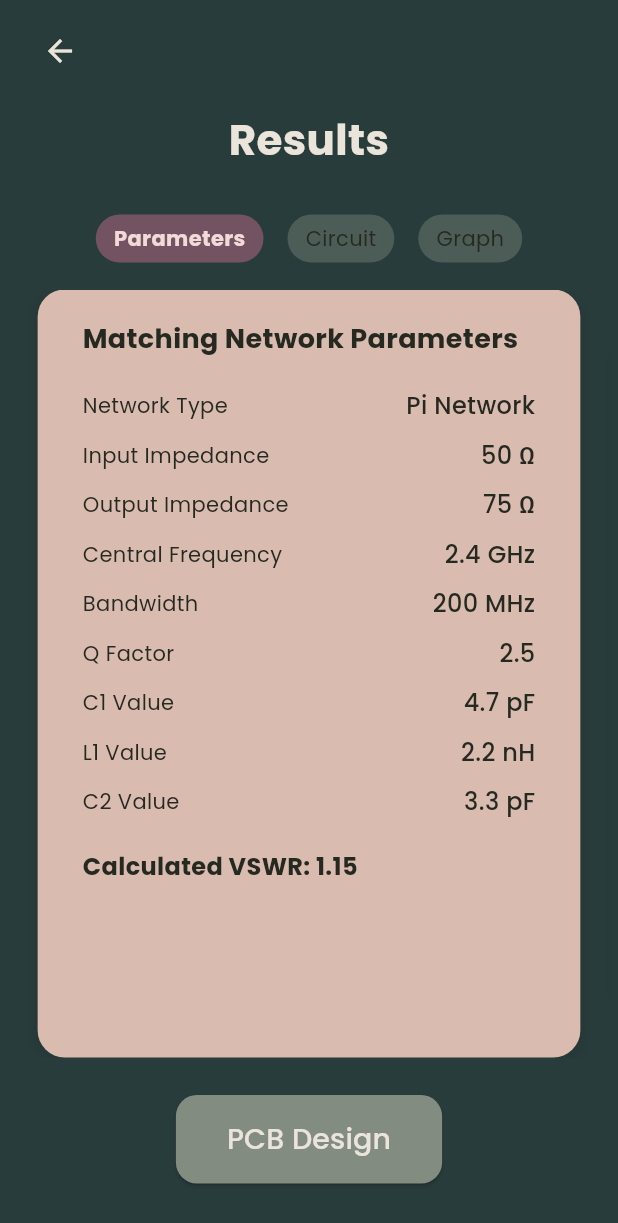
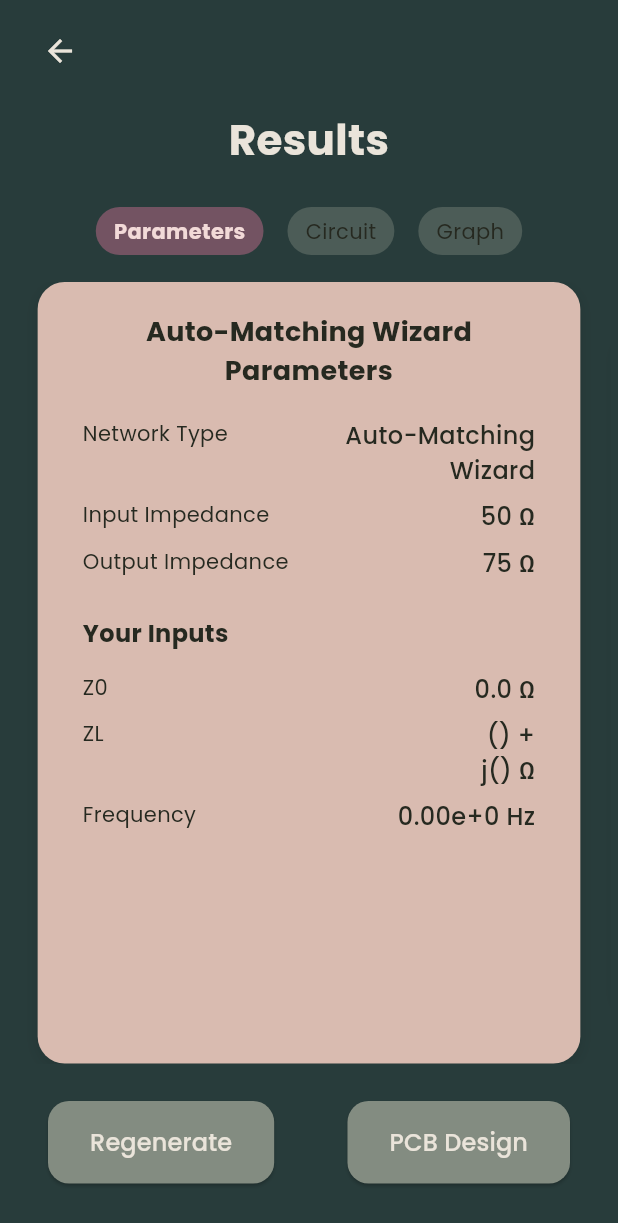
Before and after one commit to LlamaLuLu/matching-network-wizard-app, a Flutter app: the SelectionPage screen opened by its route, after a tap on "Auto-Matching", on a phone screen of 412 x 824 dp. Shown: the top 1223 px of the screen. Run offline on Flutter 3.47's test engine with Material 3 defaults, Android fonts, the phone set to English and light mode, and no system bars; drawn by our look-alikes of carousel_slider; our stand-ins replace fl_chart, shared_preferences; missing offline and left inert: complex; accounts and stored records are empty.

Commit message:
v0.4.1
- user inputs visible in results

```diff
--- a/matching_network_wizard_app/lib/pages/results_page.dart
+++ b/matching_network_wizard_app/lib/pages/results_page.dart
@@ -1,9 +1,11 @@
+import 'package:complex/complex.dart';
 import 'package:flutter/material.dart';
 import 'package:matching_network_wizard_app/utils/app_theme.dart';
 import 'package:matching_network_wizard_app/utils/app_widgets.dart';
 import 'package:matching_network_wizard_app/utils/button_funcs.dart';
 import 'package:carousel_slider/carousel_slider.dart';
 import 'package:fl_chart/fl_chart.dart';
+import 'package:matching_network_wizard_app/utils/saved_data.dart';
 
 class ResultsPage extends StatefulWidget {
   const ResultsPage({super.key});
@@ -13,10 +15,17 @@ class ResultsPage extends StatefulWidget {
 }
 
 class _ResultsPageState extends State<ResultsPage> {
-  int _currentIndex = 0;
   final CarouselSliderController _carouselController =
       CarouselSliderController();
   final List<String> _pageLabels = ['Parameters', 'Circuit', 'Graph'];
+
+  // retrieved data
+  String matchingNetworkType = '';
+  // vars to be used
+  int _currentIndex = 0;
+  String matchingNetwork = '';
+  bool autoMode = false;
+  List<String> userInputs = ['0', '0', '0'];
 
   // Sample data for the impedance graph (replace with your actual data)
   final List<FlSpot> impedanceData = [
@@ -30,6 +39,44 @@ class _ResultsPageState extends State<ResultsPage> {
   ];
 
   @override
+  void initState() {
+    super.initState();
+    loadResults();
+  }
+
+  Future<void> loadResults() async {
+    // auto-mode
+    bool auto = await SavedData.getAutoMode();
+    autoMode = auto;
+    debugPrint('Auto Mode: $autoMode');
+
+    // matching network type
+    matchingNetworkType = await SavedData.getMatchingNetworkType();
+    debugPrint('Retrieved Matching Network Type: $matchingNetworkType');
+    if (matchingNetworkType == 'quarterwave') {
+      matchingNetwork = 'Quarter Wave Transformer';
+    } else if (matchingNetworkType == 'lumped') {
+      matchingNetwork = 'Lumped Element Matching';
+    } else if (matchingNetworkType == 'singlestub') {
+      matchingNetwork = 'Single Stub Matching';
+    } else {
+      matchingNetwork = 'Auto-Matching Wizard';
+    }
+
+    // user inputs
+    double z0 = await SavedData.getZ0();
+    Complex zL = await SavedData.getZL();
+    double f = await SavedData.getF();
+    userInputs = [
+      z0.toString(),
+      '(${zL.real.toString()}) +\nj(${zL.imaginary.toString()})',
+      f.toStringAsExponential(2)
+    ];
+    debugPrint('Retrieved User Inputs: $userInputs');
+
+    setState(() {});
+  }
+
   Widget build(BuildContext context) {
     return Scaffold(
       backgroundColor: AppTheme.bg3,
@@ -49,7 +96,7 @@ class _ResultsPageState extends State<ResultsPage> {
 
                   // heading: Results
                   Padding(
-                    padding: const EdgeInsets.only(top: 15, bottom: 30),
+                    padding: const EdgeInsets.only(top: 15, bottom: 25),
                     child: AppWidgets.headingText('Results', AppTheme.text2),
                   ),
                 ],
@@ -97,7 +144,8 @@ class _ResultsPageState extends State<ResultsPage> {
               Expanded(
                 child: CarouselSlider(
                   items: [
-                    AppWidgets.buildParametersCard(),
+                    AppWidgets.buildParametersCard(matchingNetworkType,
+                        matchingNetwork, autoMode, userInputs),
                     AppWidgets.buildCircuitDiagram(),
                     AppWidgets.buildImpedanceGraph(impedanceData),
                   ],
@@ -116,13 +164,32 @@ class _ResultsPageState extends State<ResultsPage> {
                 ),
               ),
 
-              // get matching network type
-              // if not lumped model chosen -> show PCB design button
-              Padding(
-                padding: const EdgeInsets.only(bottom: 25, top: 25),
-                child: AppWidgets.greenButton(
-                    'PCB Design', () => ButtonFuncs.nextBtnResults(context)),
-              ),
+              if (matchingNetworkType != 'lumped')
+                Padding(
+                  padding:
+                      const EdgeInsets.symmetric(vertical: 25, horizontal: 27),
+                  child: Row(
+                    mainAxisAlignment: MainAxisAlignment.spaceBetween,
+                    children: [
+                      AppWidgets.greenButton(
+                        'Regenerate',
+                        () => ButtonFuncs.regenBtn(context),
+                      ),
+                      AppWidgets.greenButton(
+                        'PCB Design',
+                        () => ButtonFuncs.pcbBtn(context),
+                      ),
+                    ],
+                  ),
+                ),
+
+              // if lumped -> regenerate button
+              if (matchingNetworkType == 'lumped')
+                Padding(
+                  padding: const EdgeInsets.only(bottom: 25, top: 25),
+                  child: AppWidgets.greenButton(
+                      'Regenerate', () => ButtonFuncs.regenBtn(context)),
+                ),
             ],
           ),
         ),
--- a/matching_network_wizard_app/lib/utils/app_widgets.dart
+++ b/matching_network_wizard_app/lib/utils/app_widgets.dart
@@ -1,6 +1,7 @@
 import 'package:fl_chart/fl_chart.dart';
 import 'package:flutter/material.dart';
 import 'package:matching_network_wizard_app/utils/app_theme.dart';
+import 'package:matching_network_wizard_app/utils/saved_data.dart';
 
 class AppWidgets {
   //--------------------- BUTTONS ------------------------//
@@ -47,7 +48,7 @@ class AppWidgets {
       },
       style: ElevatedButton.styleFrom(
         backgroundColor: AppTheme.bg2,
-        padding: const EdgeInsets.symmetric(vertical: 16, horizontal: 34),
+        padding: const EdgeInsets.symmetric(vertical: 16, horizontal: 28),
         shape: RoundedRectangleBorder(
           borderRadius: BorderRadius.circular(14),
         ),
@@ -55,7 +56,7 @@ class AppWidgets {
       child: Text(
         btnText,
         style: TextStyle(
-          fontSize: 19,
+          fontSize: 16,
           fontWeight: FontWeight.w500,
           color: AppTheme.text2,
         ),
@@ -197,7 +198,8 @@ class AppWidgets {
   // FOR CAROUSEL SLIDER:
 
   // for params: heading name
-  static Widget buildParametersCard() {
+  static Widget buildParametersCard(String matchingNetworkType,
+      String matchingNetwork, bool autoMode, List<String> userInputs) {
     return Container(
       padding: const EdgeInsets.symmetric(vertical: 20, horizontal: 30),
       decoration: BoxDecoration(
@@ -216,7 +218,7 @@ class AppWidgets {
           crossAxisAlignment: CrossAxisAlignment.start,
           children: [
             Text(
-              'Matching Network Parameters',
+              '$matchingNetwork Parameters',
               textAlign: TextAlign.center,
               style: TextStyle(
                 color: AppTheme.text1,
@@ -225,24 +227,28 @@ class AppWidgets {
               ),
             ),
             const SizedBox(height: 15),
-            buildParameterRow('Network Type', 'Pi Network'),
+            // show network type only if on 'auto'
+            if (autoMode) buildParameterRow('Network Type', matchingNetwork),
+            // if matchingNetworkType == 'quarterwave'
+            // show: ZQWT
             buildParameterRow('Input Impedance', '50 Ω'),
             buildParameterRow('Output Impedance', '75 Ω'),
-            buildParameterRow('Central Frequency', '2.4 GHz'),
-            buildParameterRow('Bandwidth', '200 MHz'),
-            buildParameterRow('Q Factor', '2.5'),
-            buildParameterRow('C1 Value', '4.7 pF'),
-            buildParameterRow('L1 Value', '2.2 nH'),
-            buildParameterRow('C2 Value', '3.3 pF'),
-            const SizedBox(height: 15),
-            Text(
-              'Calculated VSWR: 1.15',
+
+            Padding(
+              padding: const EdgeInsets.only(top: 20, bottom: 10),
+              child: Text(
+                'Your Inputs',
                 style: TextStyle(
                   color: AppTheme.text1,
                   fontSize: 16,
                   fontWeight: FontWeight.w700,
                 ),
               ),
+            ),
+            // show user inputs: Z0, ZL, f
+            buildParameterRow('Z0', '${userInputs[0]} Ω'),
+            buildParameterRow('ZL', '${userInputs[1]} Ω'),
+            buildParameterRow('Frequency', '${userInputs[2]} Hz'),
           ],
         ),
       ),
@@ -251,23 +257,32 @@ class AppWidgets {
 
   static Widget buildParameterRow(String label, String value) {
     return Padding(
-      padding: const EdgeInsets.symmetric(vertical: 5),
+      padding: const EdgeInsets.symmetric(vertical: 4),
       child: Row(
         mainAxisAlignment: MainAxisAlignment.spaceBetween,
+        crossAxisAlignment: CrossAxisAlignment.start,
         children: [
-          Text(
+          Expanded(
+            child: Text(
               label,
               style: TextStyle(
                 color: AppTheme.text1,
                 fontSize: 14,
               ),
             ),
-          Text(
+          ),
+          const SizedBox(width: 10), // Add spacing between label and value
+          Expanded(
+            child: Text(
               value,
+              textAlign: TextAlign.right, // Align to the right
+              maxLines: 2, // Allow up to 2 lines
+              overflow: TextOverflow.ellipsis, // Show '...' if it's too long
               style: TextStyle(
                 color: AppTheme.text1,
                 fontSize: 16,
                 fontWeight: FontWeight.w500,
+              ),
             ),
           ),
         ],
--- a/matching_network_wizard_app/lib/utils/button_funcs.dart
+++ b/matching_network_wizard_app/lib/utils/button_funcs.dart
@@ -40,29 +40,48 @@ class ButtonFuncs {
     Navigator.pushNamed(context, '/selection');
   }
 
-  static void nextBtnResults(BuildContext context) {
+  static void pcbBtn(BuildContext context) {
     Navigator.pushNamed(context, '/pcb');
+  }
+
+  static void regenBtn(BuildContext context) async {
+    // clear saved data
+    await SavedData.clearSavedData();
+    Navigator.pushNamed(context, '/inputs');
   }
 
   // MATCHING NETWORK TYPES:
 
-  static void autoMatchingBtn(BuildContext context) {
+  static void autoMatchingBtn(BuildContext context) async {
     // placeholder for auto matching logic
+    // if auto-matching -> needs to choose most optimal matching network
+    await SavedData.setMatchingNetworkType('auto');
+    debugPrint('Auto Matching Network Type Selected');
+
     Navigator.pushNamed(context, '/results');
   }
 
-  static void quarterWaveBtn(BuildContext context) {
+  static void quarterWaveBtn(BuildContext context) async {
     // placeholder for QWT button logic
+    await SavedData.setMatchingNetworkType('quarterwave');
+    debugPrint('Quarter Wave Transformer Selected');
+
     Navigator.pushNamed(context, '/results');
   }
 
-  static void lumpedElementBtn(BuildContext context) {
+  static void lumpedElementBtn(BuildContext context) async {
     // placeholder for lumped element button logic
+    await SavedData.setMatchingNetworkType('lumped');
+    debugPrint('Lumped Element Matching Network Selected');
+
     Navigator.pushNamed(context, '/results');
   }
 
-  static void singleStubBtn(BuildContext context) {
+  static void singleStubBtn(BuildContext context) async {
     // placeholder for single stub button logic
+    await SavedData.setMatchingNetworkType('singlestub');
+    debugPrint('Single Stub Matching Network Selected');
+
     Navigator.pushNamed(context, '/results');
   }
 }
--- a/matching_network_wizard_app/lib/utils/saved_data.dart
+++ b/matching_network_wizard_app/lib/utils/saved_data.dart
@@ -1,5 +1,6 @@
 import 'dart:math';
 import 'package:complex/complex.dart';
+import 'package:flutter/material.dart';
 import 'package:shared_preferences/shared_preferences.dart';
 
 class SavedData {
@@ -20,6 +21,7 @@ class SavedData {
 
   // matching network type
   static const String matchingNetworkTypeKey = 'matchingNetworkType';
+  static const String autoModeKey = 'autoMode';
 
   /*
     CALCULATED RESULTS:
@@ -62,6 +64,41 @@ class SavedData {
     CLEAR:
   */
 
+  static Future<void> clearSavedData() async {
+    final SharedPreferences prefs = await SharedPreferences.getInstance();
+    await prefs.remove(zLReKey);
+    await prefs.remove(zLImKey);
+    await prefs.remove(z0Key);
+    await prefs.remove(fKey);
+    await prefs.remove(matchingNetworkTypeKey);
+    await prefs.remove(autoModeKey);
+
+    debugPrint('Cleared all saved data');
+
+    // QUARTER WAVE TRANSFORMER:
+    await prefs.remove(zQWTKey);
+
+    // LUMPED ELEMENT MATCHING NETWORK:
+    await prefs.remove(xA1);
+    await prefs.remove(xA2);
+    await prefs.remove(bA1);
+    await prefs.remove(bA2);
+    await prefs.remove(xB1);
+    await prefs.remove(xB2);
+    await prefs.remove(bB1);
+    await prefs.remove(bB2);
+
+    // SINGLE STUB MATCHING NETWORK:
+    await prefs.remove(t1);
+    await prefs.remove(t2);
+    await prefs.remove(dDivLambda1);
+    await prefs.remove(dDivLambda2);
+    await prefs.remove(b1);
+    await prefs.remove(b2);
+    await prefs.remove(lOpenDivLambda1);
+    await prefs.remove(lOpenDivLambda2);
+  }
+
   /*
     SAVE PAGE DATA:
   */
@@ -78,6 +115,20 @@ class SavedData {
   /*
     SETTERS & GETTERS:
   */
+
+  // user inputs
+  static Future<List<String>> getUserInputs() async {
+    final SharedPreferences prefs = await SharedPreferences.getInstance();
+    double savedZ0 = await SavedData.getZ0();
+    Complex savedZL = await SavedData.getZL();
+    double savedF = await SavedData.getF();
+
+    return [
+      savedZ0.toString(),
+      savedZL.toString(),
+      savedF.toString()
+    ]; // Default value if not set
+  }
 
   // zL
   static Future<void> setZL(Complex zL) async {
@@ -115,6 +166,28 @@ class SavedData {
   static Future<double> getF() async {
     final SharedPreferences prefs = await SharedPreferences.getInstance();
     return prefs.getDouble(fKey) ?? 0.0; // Default value if not set
+  }
+
+  // matching network type
+  static Future<void> setMatchingNetworkType(String type) async {
+    final SharedPreferences prefs = await SharedPreferences.getInstance();
+    if (type == 'auto') {
+      await prefs.setBool(autoModeKey, true);
+    } else {
+      await prefs.setBool(autoModeKey, false);
+    }
+    await prefs.setString(matchingNetworkTypeKey, type);
+  }
+
+  static Future<String> getMatchingNetworkType() async {
+    final SharedPreferences prefs = await SharedPreferences.getInstance();
+    return prefs.getString(matchingNetworkTypeKey) ??
+        ''; // Default value if not set
+  }
+
+  static Future<bool> getAutoMode() async {
+    final SharedPreferences prefs = await SharedPreferences.getInstance();
+    return prefs.getBool(autoModeKey) ?? false; // Default value if not set
   }
 
   // zQWT
```
Lines whose indentation alone changed are shown as unchanged.
